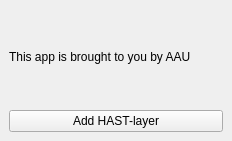
Before: the Qt Designer form hast_qgis_plugin_dockwidget_base.ui in SW8-Mobility/hast_qgis_plugin, drawn with Qt 5.
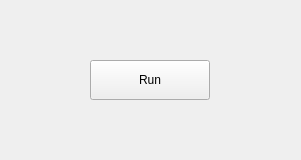
After: the same form once the commit is applied.

```diff
--- a/hast_qgis_plugin_dockwidget_base.ui
+++ b/hast_qgis_plugin_dockwidget_base.ui
@@ -6,8 +6,8 @@
    <rect>
     <x>0</x>
     <y>0</y>
-    <width>232</width>
-    <height>141</height>
+    <width>301</width>
+    <height>160</height>
    </rect>
   </property>
   <property name="windowTitle">
@@ -16,18 +16,30 @@
   <widget class="QWidget" name="dockWidgetContents">
    <layout class="QGridLayout" name="gridLayout">
     <item row="0" column="0">
-     <widget class="QLabel" name="label">
-      <property name="text">
-       <string>This app is brought to you by AAU</string>
-      </property>
-     </widget>
-    </item>
-    <item row="1" column="0">
-     <widget class="QPushButton" name="pushButtonAddLayer">
-      <property name="text">
-       <string>Add HAST-layer</string>
-      </property>
-     </widget>
+     <layout class="QHBoxLayout" name="horizontalLayout">
+      <item>
+       <widget class="QPushButton" name="push_btn_run">
+        <property name="minimumSize">
+         <size>
+          <width>120</width>
+          <height>40</height>
+         </size>
+        </property>
+        <property name="maximumSize">
+         <size>
+          <width>120</width>
+          <height>40</height>
+         </size>
+        </property>
+        <property name="toolTip">
+         <string extracomment="Click here to run HAST"/>
+        </property>
+        <property name="text">
+         <string>Run</string>
+        </property>
+       </widget>
+      </item>
+     </layout>
     </item>
    </layout>
   </widget>
```
